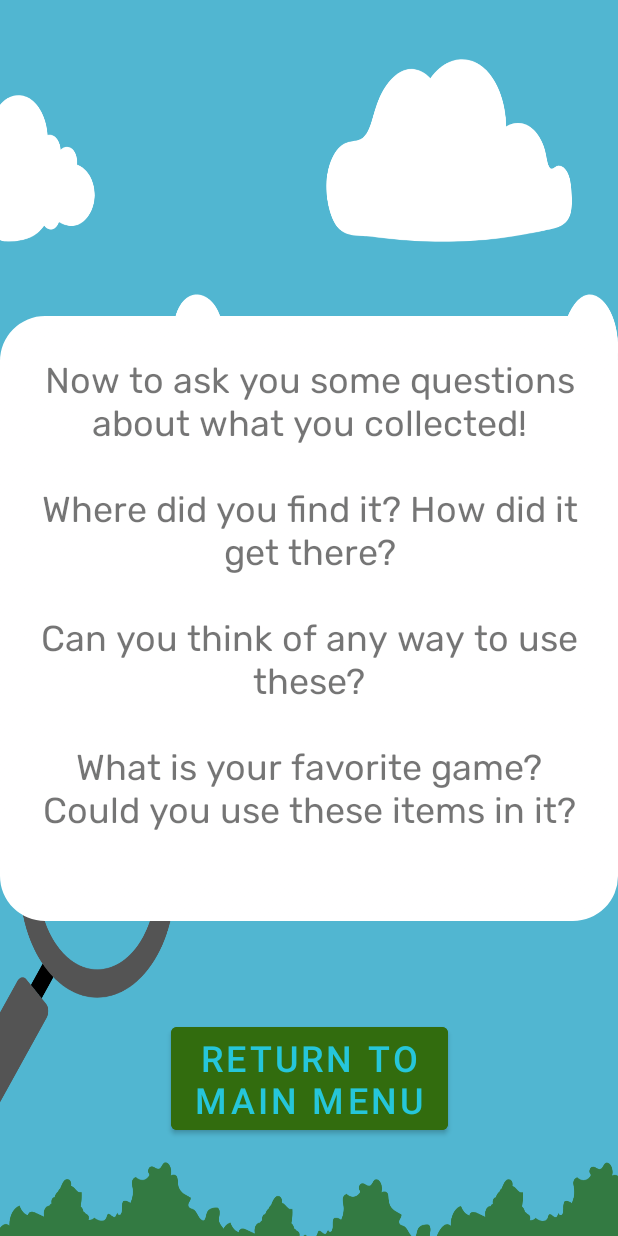
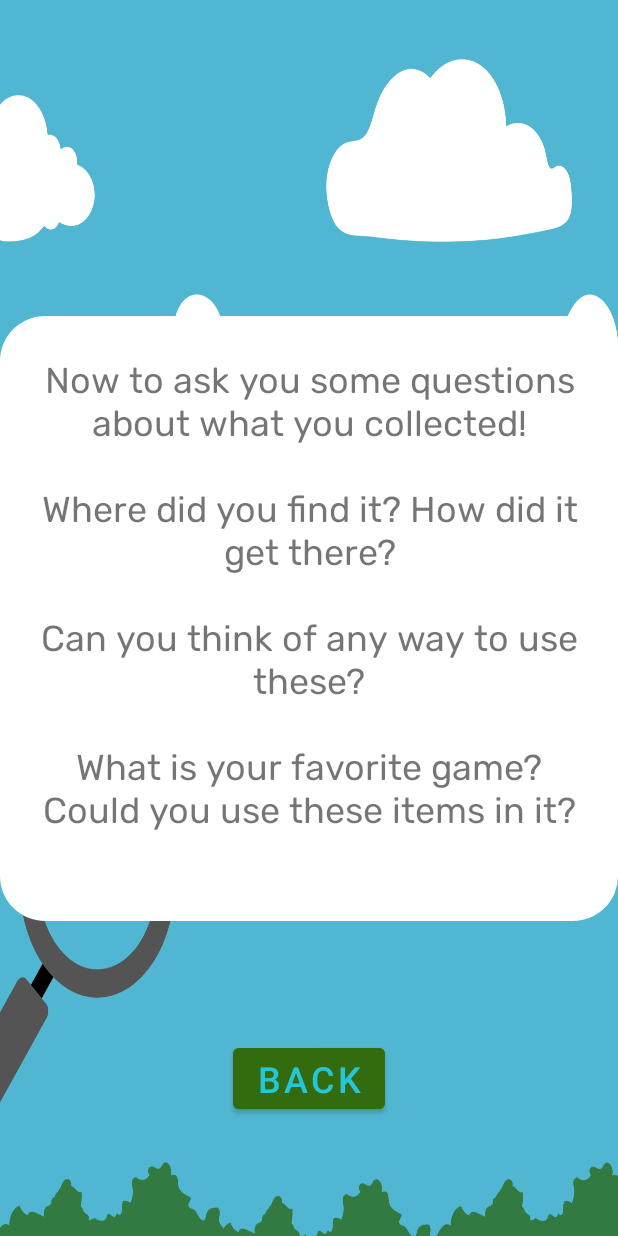
Before and after one commit to GroupA-SODV2999-CapstoneProject/FindAndPlay, an Android app: the ImaginativePlayActivity screen opened directly, with no data from a screen before it, on a phone screen of 412 x 824 dp. Run offline under Robolectric (Android 15) with nearby library versions, the phone set to English and light mode, and no system bars.

Commit message:
Return imagine play to previous activity not home.

```diff
--- a/app/src/main/java/com/hfad/findandplayA/ImaginativePlayActivity.java
+++ b/app/src/main/java/com/hfad/findandplayA/ImaginativePlayActivity.java
@@ -1,7 +1,6 @@
 package com.hfad.findandplayA;
 
 import android.os.Bundle;
-import android.view.View;
 import android.widget.Button;
 
 public class ImaginativePlayActivity extends FindAndPlay_ParentClass {
@@ -17,17 +16,7 @@ public class ImaginativePlayActivity extends FindAndPlay_ParentClass {
     @Override
     protected void onStart() {
         super.onStart();
-
         Button buttonReturn = (Button) findViewById(R.id.button_ReturnToMainMenu);
-        buttonReturn.setOnClickListener(button_ReturnToMainMenu_onClick());
-    }
-
-    /** Changes view to the MainActivity
-     *
-     * @return null
-     */
-    protected View.OnClickListener button_ReturnToMainMenu_onClick() {
-        UpdateView(MainActivity.class);
-        return null;
+        buttonReturn.setOnClickListener(v -> finish());
     }
 }
--- a/app/src/main/res/values/strings.xml
+++ b/app/src/main/res/values/strings.xml
@@ -36,7 +36,7 @@
     <string name="camera_text">Camera</string>
     <string name="main_background_content">Main Background</string>
     <string name="ImaginativePlayTextContents"> Now to ask you some questions about what you collected!\n\nWhere did you find it? How did it get there?\n\nCan you think of any way to use these?\n\nWhat is your favorite game? Could you use these items in it?\n</string>
-    <string name="return_to_main_menu">Return To\nMain Menu</string>
+    <string name="return_to_main_menu">Back</string>
     <string name="hamburger_menu_return_button_text">Return</string>
     <string name="Burger_Menu_Help_button_Text">Help</string>
     <string name="burgerMenuDescr">Additional popup menu items.</string>
```
